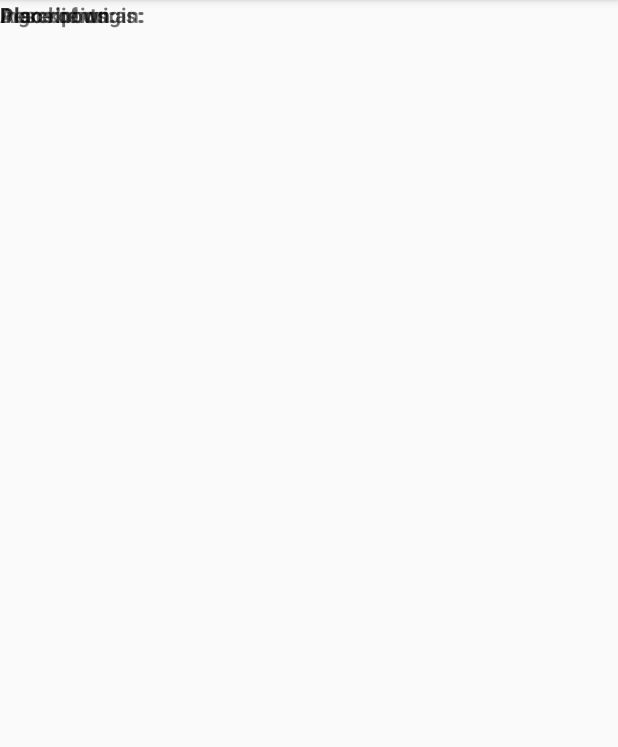
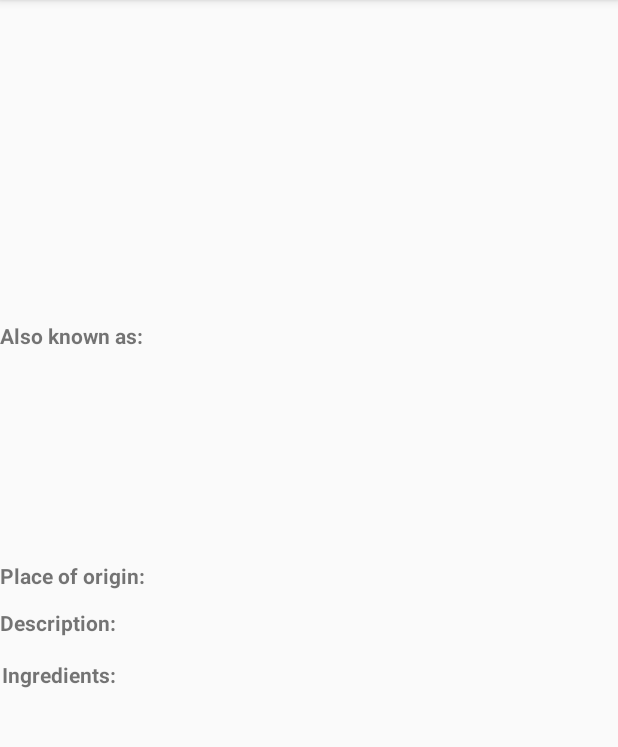
Before and after one commit to Rogger1999/google-udacity, an Android app: the DetailActivity screen opened directly, with no data from a screen before it, on a phone screen of 412 x 824 dp, the part 84-831 px from its top. Run offline under Robolectric (Android 15) with nearby library versions, the phone set to English and light mode, and no system bars; our stand-ins replace Picasso; 1 statement that could not run was skipped.

Commit message:
work on layout in progress

```diff
--- a/sandwich-club-starter-code-master/app/src/main/java/com/udacity/sandwichclub/DetailActivity.java
+++ b/sandwich-club-starter-code-master/app/src/main/java/com/udacity/sandwichclub/DetailActivity.java
@@ -4,6 +4,7 @@ import android.content.Intent;
 import android.os.Bundle;
 import android.support.v7.app.AppCompatActivity;
 import android.widget.ImageView;
+import android.widget.TextView;
 import android.widget.Toast;
 
 import com.squareup.picasso.Picasso;
@@ -14,6 +15,11 @@ public class DetailActivity extends AppCompatActivity {
 
     public static final String EXTRA_POSITION = "extra_position";
     private static final int DEFAULT_POSITION = -1;
+    TextView alsoKnowAsTV;
+    TextView placeOfOriginTV;
+    TextView descriptionTV;
+    TextView ingredientsTV;
+    Sandwich sandwich;
 
     @Override
     protected void onCreate(Bundle savedInstanceState) {
@@ -21,6 +27,11 @@ public class DetailActivity extends AppCompatActivity {
         setContentView(R.layout.activity_detail);
 
         ImageView ingredientsIv = findViewById(R.id.image_iv);
+        alsoKnowAsTV = (TextView) findViewById(R.id.also_known_tv);
+        placeOfOriginTV = (TextView) findViewById(R.id.origin_tv);
+        descriptionTV = (TextView) findViewById(R.id.description_tv);
+        ingredientsTV = (TextView) findViewById(R.id.ingredients_tv);
+
 
         Intent intent = getIntent();
         if (intent == null) {
@@ -57,6 +68,6 @@ public class DetailActivity extends AppCompatActivity {
     }
 
     private void populateUI() {
-
+        ingredientsTV.setText((CharSequence) sandwich.getIngredients());
     }
 }
--- a/sandwich-club-starter-code-master/app/src/main/res/layout/activity_detail.xml
+++ b/sandwich-club-starter-code-master/app/src/main/res/layout/activity_detail.xml
@@ -1,5 +1,5 @@
 <?xml version="1.0" encoding="utf-8"?>
-<FrameLayout xmlns:android="http://schemas.android.com/apk/res/android"
+<RelativeLayout xmlns:android="http://schemas.android.com/apk/res/android"
     xmlns:tools="http://schemas.android.com/tools"
     android:layout_width="match_parent"
     android:layout_height="match_parent"
@@ -21,12 +21,10 @@
     <TextView
         android:layout_width="wrap_content"
         android:layout_height="wrap_content"
-        android:text="@string/detail_also_known_as_label"
-        android:textStyle="bold" />
-
-    <TextView
-        android:layout_width="wrap_content"
-        android:layout_height="wrap_content"
+        android:layout_alignEnd="@+id/textView3"
+        android:layout_alignRight="@+id/textView3"
+        android:layout_below="@+id/textView3"
+        android:layout_marginTop="15dp"
         android:text="@string/detail_ingredients_label"
         android:textStyle="bold" />
 
@@ -48,12 +46,32 @@
     <TextView
         android:layout_width="wrap_content"
         android:layout_height="wrap_content"
+        android:layout_below="@+id/textView2"
+        android:layout_marginTop="12dp"
+        android:layout_toEndOf="@+id/origin_tv"
+        android:layout_toRightOf="@+id/origin_tv"
         android:text="@string/detail_description_label"
-        android:textStyle="bold" />
+        android:textStyle="bold"
+        android:id="@+id/textView3" />
 
     <TextView
         android:layout_width="wrap_content"
         android:layout_height="wrap_content"
+        android:layout_alignParentLeft="true"
+        android:layout_alignParentStart="true"
+        android:layout_centerVertical="true"
         android:text="@string/detail_place_of_origin_label"
-        android:textStyle="bold" />
-</FrameLayout>
+        android:textStyle="bold"
+        android:id="@+id/textView2" />
+
+    <TextView
+        android:layout_width="wrap_content"
+        android:layout_height="wrap_content"
+        android:layout_below="@+id/image_iv"
+        android:layout_marginTop="14dp"
+        android:layout_toEndOf="@+id/origin_tv"
+        android:layout_toRightOf="@+id/origin_tv"
+        android:text="@string/detail_also_known_as_label"
+        android:textStyle="bold"
+        android:id="@+id/textView" />
+</RelativeLayout>
```
